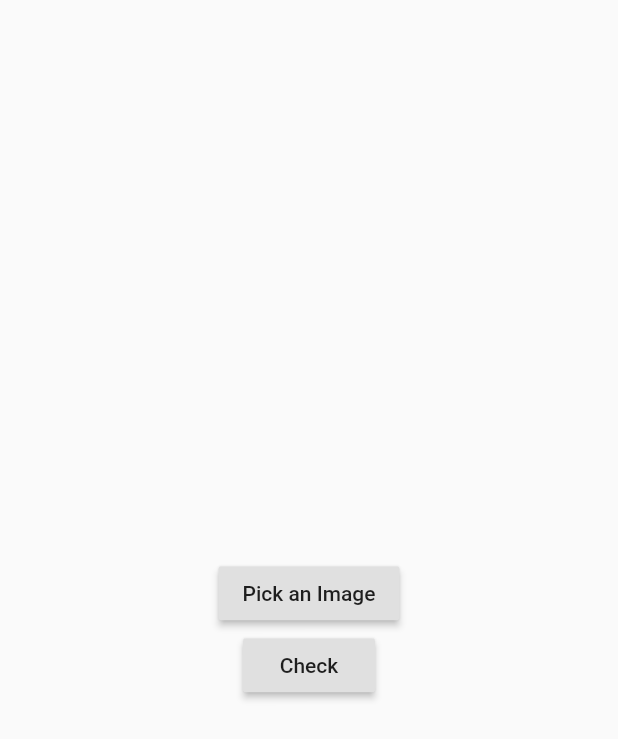
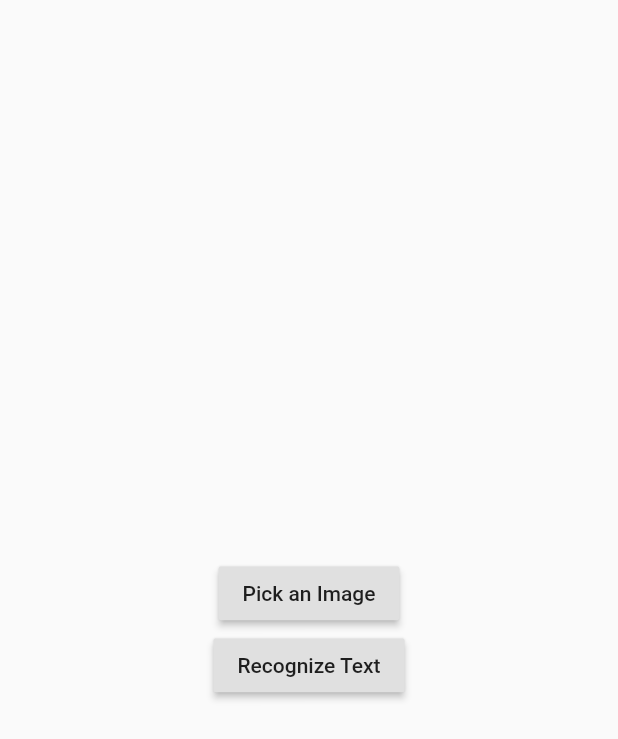
Before and after one commit to DaminduSandaruwan/Text-Recognition, a Flutter app: the screen it shows after launch, on a phone screen of 412 x 824 dp. Shown: the top 739 px of the screen. Run offline on Flutter 3.47's test engine with Material 2 defaults, Android fonts, the phone set to English and light mode, and no system bars; our stand-ins replace image_picker; missing offline and left inert: firebase_ml_vision; accounts and stored records are empty.

Commit message:
Image view settings

```diff
--- a/lib/main.dart
+++ b/lib/main.dart
@@ -66,12 +66,12 @@ class _HomePageState extends State<HomePage> {
             isImageLoaded ? Center(
               child: Container(
                 // color: Colors.black,
-                height: 200,
-                width: 200,
+                height: MediaQuery.of(context).size.height/2,
+                width: MediaQuery.of(context).size.width-10,
                 decoration: BoxDecoration(
                   image: DecorationImage(
                     image: FileImage(pickedImage),
-                    fit: BoxFit.cover,
+                    fit: BoxFit.contain,
                   ),
                 ),
               ),
@@ -88,7 +88,7 @@ class _HomePageState extends State<HomePage> {
             ),
             RaisedButton(
               child: Text(
-                'Check',
+                'Recognize Text',
               ),
               onPressed: (){
                 readText();
```
